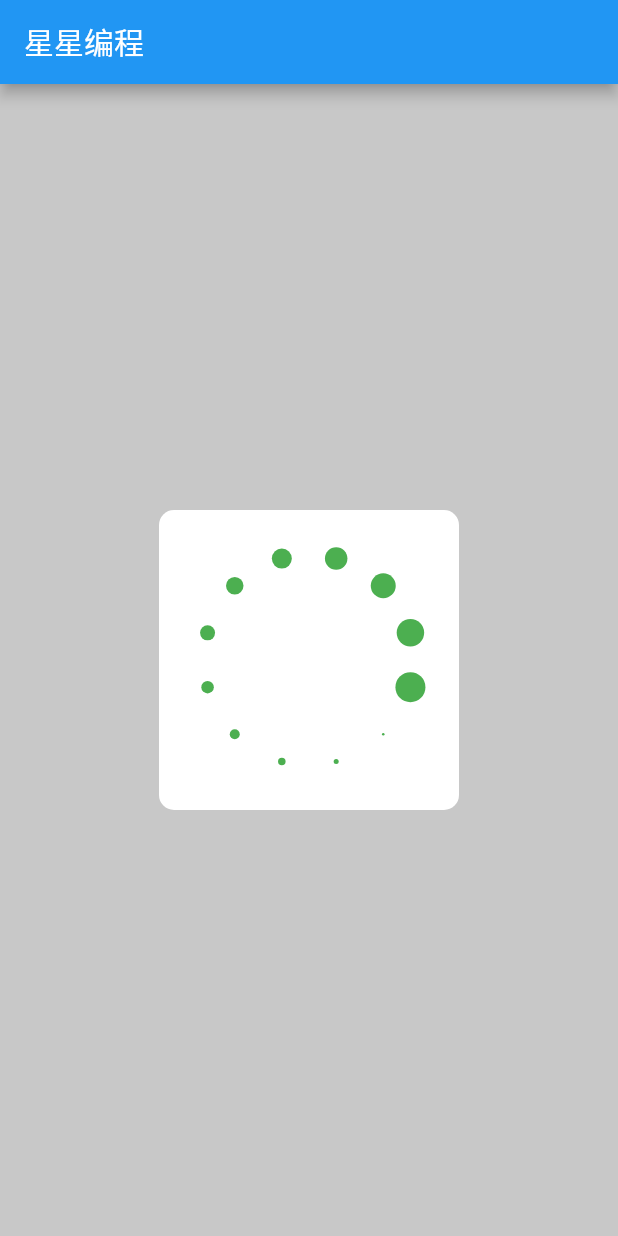
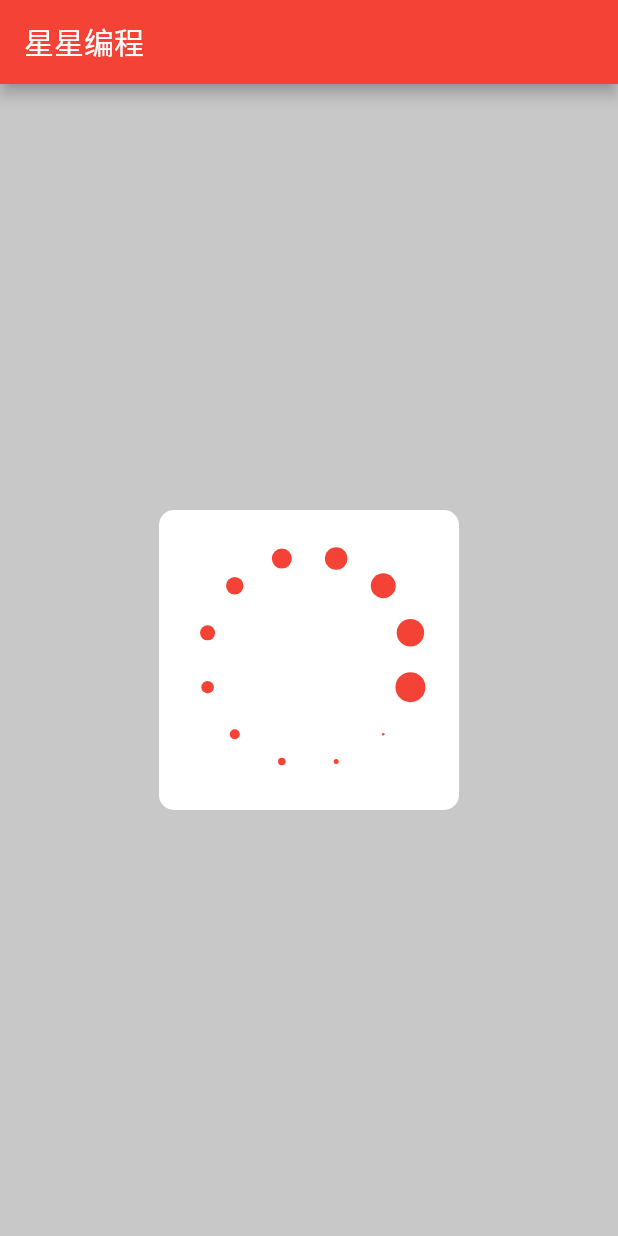
Before and after one commit to 1334051004/ProgressHud, a Flutter app: the screen it shows after launch, on a phone screen of 412 x 824 dp. Run offline on Flutter 3.47's test engine with Material 2 defaults, Android fonts, the phone set to English and light mode, and no system bars.

Commit message:
修改exmaple

```diff
--- a/example/lib/main.dart
+++ b/example/lib/main.dart
@@ -17,7 +17,7 @@ class _MyAppState extends State<MyApp> {
   void initState() {
     super.initState();
 
-    Future.delayed(const Duration(seconds:10), (){
+    Future.delayed(const Duration(seconds:30), (){
         this.key.currentState.updateLoad(false);
     });
   }
@@ -28,9 +28,10 @@ class _MyAppState extends State<MyApp> {
     return MaterialApp(
       home: Scaffold(
         appBar: AppBar(
+          backgroundColor: Colors.red,
           title: const Text('星星编程'),
         ),
-        body: ProgressHud(key:this.key,loading: true ,width: 160,height: 160, child: Center(
+        body: ProgressHud(key:this.key,loading: true ,color: Colors.red,width: 160,height: 160, child: Center(
         child: Text("加载动画简单示例"),
       ),
       ),
```
Also changed, not shown: example/ProgressHud.png (added), 2 other files.
